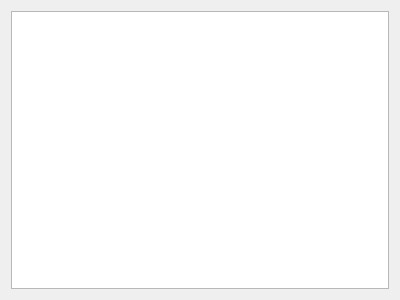
First picture: the form in TaskForm.ui, repository qqsskk/AgvCtrlSys, before the edit.
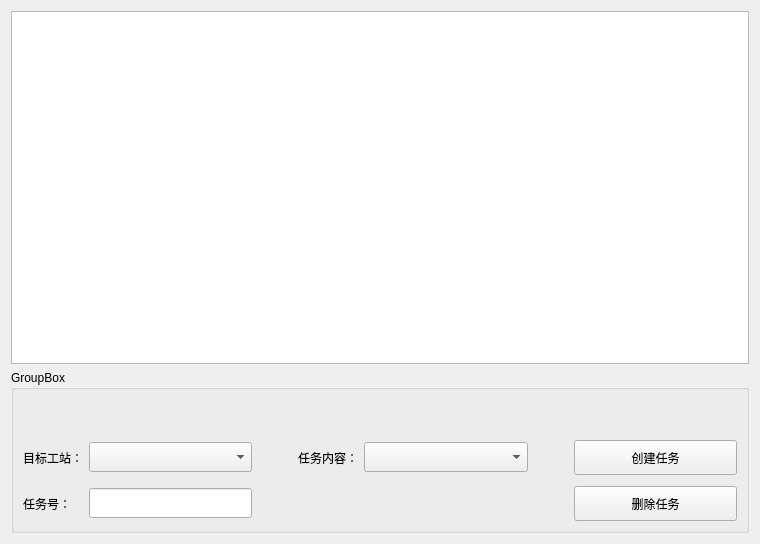
Second picture: the form after the edit. Custom widgets are drawn as their Qt base class.

Commit message: 手动创建、删除任务

What changed in the file:
```diff
--- a/TaskForm.ui
+++ b/TaskForm.ui
@@ -6,17 +6,213 @@
    <rect>
     <x>0</x>
     <y>0</y>
-    <width>400</width>
-    <height>300</height>
+    <width>760</width>
+    <height>544</height>
    </rect>
   </property>
   <property name="windowTitle">
    <string>Form</string>
   </property>
-  <layout class="QGridLayout" name="gridLayout">
+  <layout class="QGridLayout" name="gridLayout_2">
    <item row="0" column="0">
     <widget class="TableViewEx" name="tableView"/>
    </item>
+   <item row="1" column="0">
+    <widget class="GroupBoxEx" name="groupBox">
+     <property name="title">
+      <string>GroupBox</string>
+     </property>
+     <layout class="QGridLayout" name="gridLayout">
+      <property name="topMargin">
+       <number>50</number>
+      </property>
+      <item row="2" column="0">
+       <widget class="LabelEx" name="label_3">
+        <property name="text">
+         <string>任务号：</string>
+        </property>
+       </widget>
+      </item>
+      <item row="1" column="2">
+       <spacer name="verticalSpacer">
+        <property name="orientation">
+         <enum>Qt::Vertical</enum>
+        </property>
+        <property name="sizeType">
+         <enum>QSizePolicy::Fixed</enum>
+        </property>
+        <property name="sizeHint" stdset="0">
+         <size>
+          <width>20</width>
+          <height>5</height>
+         </size>
+        </property>
+       </spacer>
+      </item>
+      <item row="2" column="4">
+       <spacer name="horizontalSpacer">
+        <property name="orientation">
+         <enum>Qt::Horizontal</enum>
+        </property>
+        <property name="sizeType">
+         <enum>QSizePolicy::Fixed</enum>
+        </property>
+        <property name="sizeHint" stdset="0">
+         <size>
+          <width>20</width>
+          <height>20</height>
+         </size>
+        </property>
+       </spacer>
+      </item>
+      <item row="0" column="2">
+       <widget class="ComboBoxEx" name="comboBoxTargetWork">
+        <property name="sizePolicy">
+         <sizepolicy hsizetype="Expanding" vsizetype="Fixed">
+          <horstretch>0</horstretch>
+          <verstretch>0</verstretch>
+         </sizepolicy>
+        </property>
+        <property name="minimumSize">
+         <size>
+          <width>150</width>
+          <height>30</height>
+         </size>
+        </property>
+       </widget>
+      </item>
+      <item row="2" column="7">
+       <widget class="PushButtonEx" name="pushButtonDelTask">
+        <property name="sizePolicy">
+         <sizepolicy hsizetype="Expanding" vsizetype="Fixed">
+          <horstretch>0</horstretch>
+          <verstretch>0</verstretch>
+         </sizepolicy>
+        </property>
+        <property name="minimumSize">
+         <size>
+          <width>150</width>
+          <height>35</height>
+         </size>
+        </property>
+        <property name="text">
+         <string>删除任务</string>
+        </property>
+       </widget>
+      </item>
+      <item row="0" column="5">
+       <widget class="ComboBoxEx" name="comboBoxTaskDetails">
+        <property name="sizePolicy">
+         <sizepolicy hsizetype="Expanding" vsizetype="Fixed">
+          <horstretch>0</horstretch>
+          <verstretch>0</verstretch>
+         </sizepolicy>
+        </property>
+        <property name="minimumSize">
+         <size>
+          <width>150</width>
+          <height>30</height>
+         </size>
+        </property>
+       </widget>
+      </item>
+      <item row="0" column="7">
+       <widget class="PushButtonEx" name="pushButtonCreateTask">
+        <property name="sizePolicy">
+         <sizepolicy hsizetype="Expanding" vsizetype="Fixed">
+          <horstretch>0</horstretch>
+          <verstretch>0</verstretch>
+         </sizepolicy>
+        </property>
+        <property name="minimumSize">
+         <size>
+          <width>150</width>
+          <height>35</height>
+         </size>
+        </property>
+        <property name="text">
+         <string>创建任务</string>
+        </property>
+       </widget>
+      </item>
+      <item row="2" column="5">
+       <spacer name="horizontalSpacer_2">
+        <property name="orientation">
+         <enum>Qt::Horizontal</enum>
+        </property>
+        <property name="sizeHint" stdset="0">
+         <size>
+          <width>157</width>
+          <height>20</height>
+         </size>
+        </property>
+       </spacer>
+      </item>
+      <item row="0" column="4">
+       <widget class="LabelEx" name="label_2">
+        <property name="text">
+         <string>任务内容：</string>
+        </property>
+       </widget>
+      </item>
+      <item row="0" column="3">
+       <spacer name="horizontalSpacer_3">
+        <property name="orientation">
+         <enum>Qt::Horizontal</enum>
+        </property>
+        <property name="sizeType">
+         <enum>QSizePolicy::Fixed</enum>
+        </property>
+        <property name="sizeHint" stdset="0">
+         <size>
+          <width>40</width>
+          <height>20</height>
+         </size>
+        </property>
+       </spacer>
+      </item>
+      <item row="0" column="6">
+       <spacer name="horizontalSpacer_4">
+        <property name="orientation">
+         <enum>Qt::Horizontal</enum>
+        </property>
+        <property name="sizeType">
+         <enum>QSizePolicy::Fixed</enum>
+        </property>
+        <property name="sizeHint" stdset="0">
+         <size>
+          <width>40</width>
+          <height>20</height>
+         </size>
+        </property>
+       </spacer>
+      </item>
+      <item row="0" column="0">
+       <widget class="LabelEx" name="label">
+        <property name="text">
+         <string>目标工站：</string>
+        </property>
+       </widget>
+      </item>
+      <item row="2" column="2">
+       <widget class="LineEditEx" name="lineEditTaskNum">
+        <property name="sizePolicy">
+         <sizepolicy hsizetype="Expanding" vsizetype="Fixed">
+          <horstretch>0</horstretch>
+          <verstretch>0</verstretch>
+         </sizepolicy>
+        </property>
+        <property name="minimumSize">
+         <size>
+          <width>0</width>
+          <height>30</height>
+         </size>
+        </property>
+       </widget>
+      </item>
+     </layout>
+    </widget>
+   </item>
   </layout>
  </widget>
  <customwidgets>
@@ -25,6 +221,32 @@
    <extends>QTableView</extends>
    <header>TableViewEx.h</header>
   </customwidget>
+  <customwidget>
+   <class>ComboBoxEx</class>
+   <extends>QComboBox</extends>
+   <header>ComboBoxEx.h</header>
+  </customwidget>
+  <customwidget>
+   <class>PushButtonEx</class>
+   <extends>QPushButton</extends>
+   <header>PushButtonEx.h</header>
+  </customwidget>
+  <customwidget>
+   <class>LabelEx</class>
+   <extends>QLabel</extends>
+   <header>LabelEx.h</header>
+  </customwidget>
+  <customwidget>
+   <class>GroupBoxEx</class>
+   <extends>QGroupBox</extends>
+   <header>GroupBoxEx.h</header>
+   <container>1</container>
+  </customwidget>
+  <customwidget>
+   <class>LineEditEx</class>
+   <extends>QLineEdit</extends>
+   <header>LineEditEx.h</header>
+  </customwidget>
  </customwidgets>
  <resources/>
  <connections/>
```
The commit also changes 20 other files.
